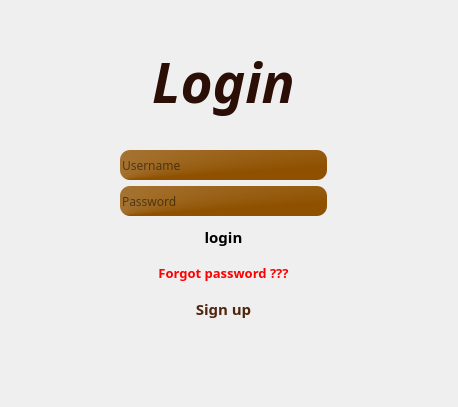
Above: sign.ui from A-hmy/SkullKing_Endless-Loop_8 before the change. Below: the same form after it.
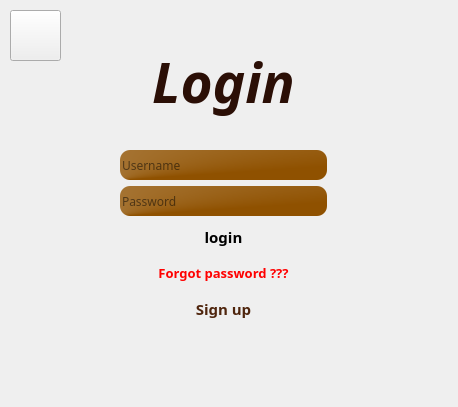
That is the form after the change. Icons and pictures are not drawn.

What changed in the file:
```diff
--- a/sign.ui
+++ b/sign.ui
@@ -286,6 +286,22 @@
     </item>
    </layout>
   </widget>
+  <widget class="QPushButton" name="pushButton">
+   <property name="geometry">
+    <rect>
+     <x>10</x>
+     <y>10</y>
+     <width>51</width>
+     <height>51</height>
+    </rect>
+   </property>
+   <property name="styleSheet">
+    <string notr="true">border-image: url(:/new/prefix1/Picture/Home.png);</string>
+   </property>
+   <property name="text">
+    <string/>
+   </property>
+  </widget>
  </widget>
  <resources/>
  <connections>
```
